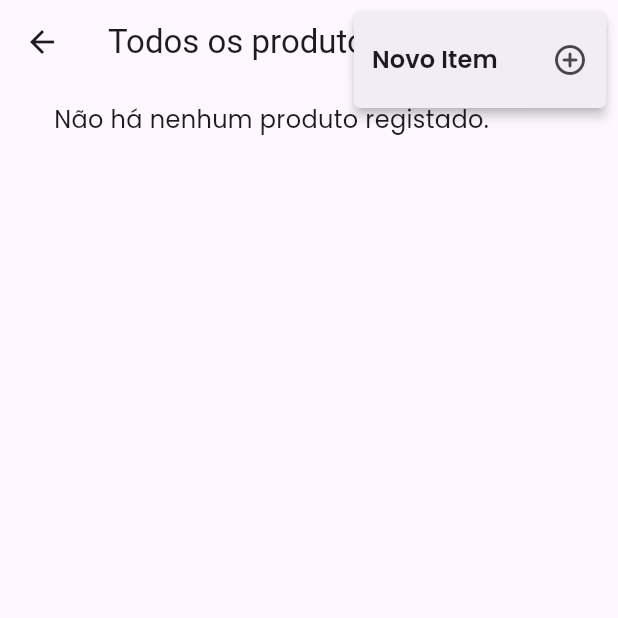
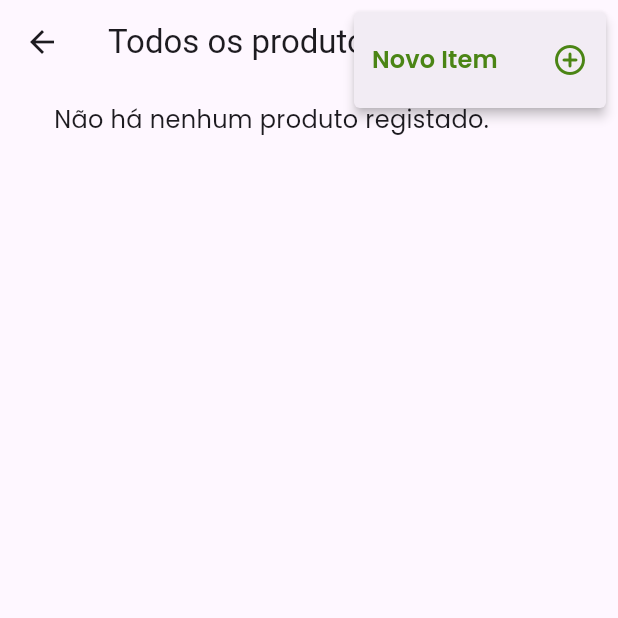
Before and after one commit to GHasner/marketlist, a Flutter app: the ItemListScreen screen opened directly with empty values, after a tap on the "more vert" icon, on a phone screen of 412 x 824 dp, the top half of it. Run offline on Flutter 3.47's test engine with Material 3 defaults, Android fonts, the phone set to English and light mode, and no system bars; our stand-ins replace dotted_border, flutter_svg, gallery_saver, google_fonts, image_picker, shared_preferences; accounts and stored records are empty.

Commit message:
colors added

```diff
--- a/lib/src/shared/themes/colors.dart
+++ b/lib/src/shared/themes/colors.dart
@@ -2,6 +2,8 @@ import "package:flutter/material.dart";
 
 class ThemeColors {
   static Color primary = const Color.fromARGB(255, 94, 196, 1);
+  static Color primaryMediumDark = const Color.fromARGB(255, 81, 164, 2);
+  static Color primaryDark = const Color.fromARGB(255, 75, 133, 21);
 
   static Color secondary = const Color.fromARGB(255, 55, 71, 79);
   static Color secondaryMedium = const Color.fromARGB(255, 68, 82, 90);
```
